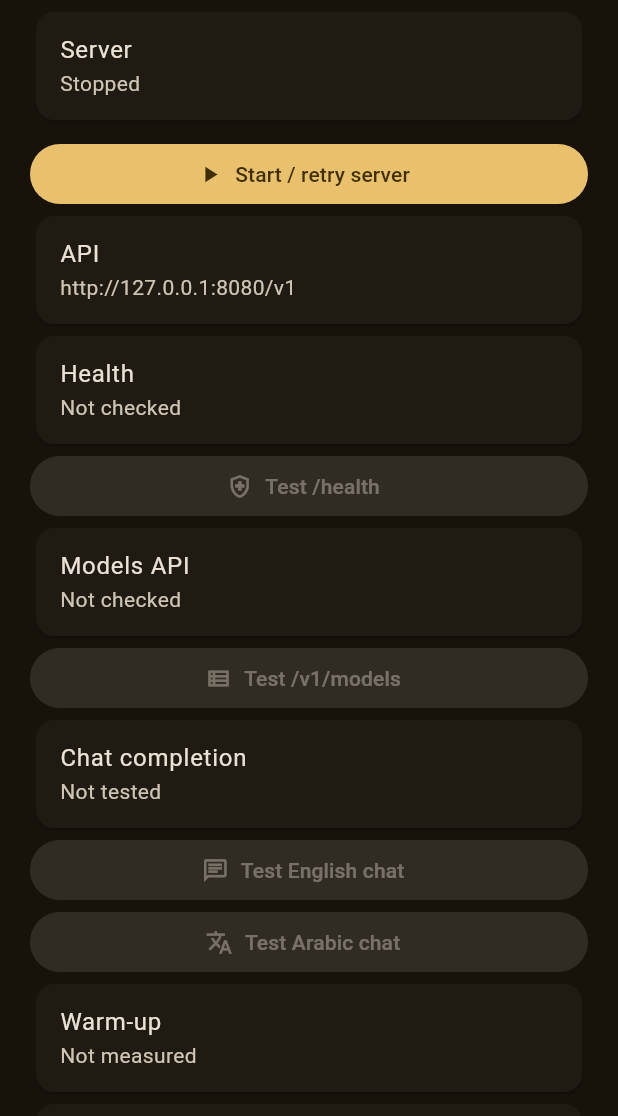
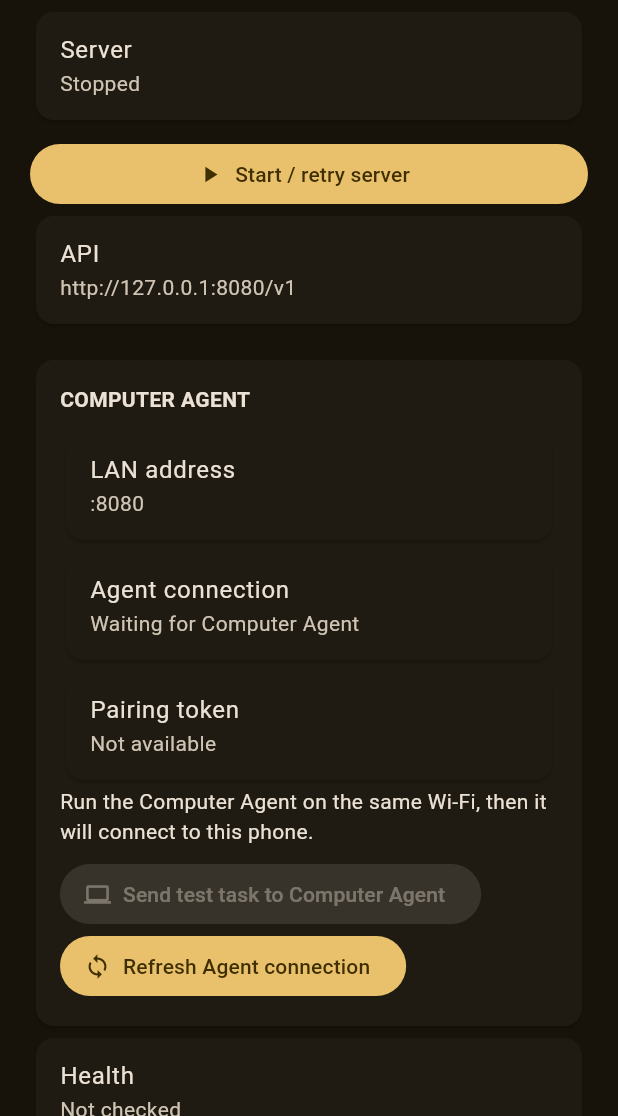
Before and after one commit to bdssmdkacem-dot/PocketAI-Server-, a Flutter app: the screen it shows after launch, scrolled down 576 dp, on a phone screen of 412 x 824 dp, the part 120-1236 px from its top. Run offline on Flutter 3.47's test engine with Material 3 defaults, Android fonts, the phone set to English and light mode, and no system bars.

Commit message:
feat(flutter): add LAN Computer Agent pairing and test task

```diff
--- a/lib/main.dart
+++ b/lib/main.dart
@@ -40,6 +40,9 @@ class _DashboardPageState extends State<DashboardPage> {
   String _device = '—';
   bool _serverRunning = false;
   String _serverAddress = '127.0.0.1:8080';
+  String _lanAddress = 'Not available';
+  String _agentToken = '';
+  String _agentCheck = 'Not connected';
   String _serverError = '';
   bool _serverActionBusy = false;
   String _apiCheck = 'Not checked';
@@ -174,6 +177,7 @@ class _DashboardPageState extends State<DashboardPage> {
         final request = await client.postUrl(Uri.parse('http://127.0.0.1:8080/v1/models/load'));
         final payload = jsonEncode({'model': name});
         request.headers.contentType = ContentType.json;
+      request.headers.set(HttpHeaders.authorizationHeader, 'Bearer $_agentToken');
         request.contentLength = utf8.encode(payload).length;
         request.write(payload);
         final response = await request.close().timeout(const Duration(minutes: 10));
@@ -312,6 +316,28 @@ class _DashboardPageState extends State<DashboardPage> {
     }
   }
 
+  Future<void> _queueComputerPing() async {
+    if (!_serverRunning || _agentToken.isEmpty) return;
+    final client = HttpClient();
+    try {
+      final request = await client.postUrl(Uri.parse('http://127.0.0.1:8080/v1/agent/tasks'));
+      final payload = jsonEncode({'action': 'ping', 'args': {'message': 'Hello from PocketAI phone'}});
+      request.headers.contentType = ContentType.json;
+      request.headers.set(HttpHeaders.authorizationHeader, 'Bearer $_agentToken');
+      request.contentLength = utf8.encode(payload).length;
+      request.write(payload);
+      final response = await request.close().timeout(const Duration(seconds: 5));
+      final body = await response.transform(utf8.decoder).join();
+      if (!mounted) return;
+      setState(() => _agentCheck = 'Ping task queued: HTTP ${response.statusCode} $body');
+    } catch (error) {
+      if (!mounted) return;
+      setState(() => _agentCheck = 'Agent task failed: $error');
+    } finally {
+      client.close(force: true);
+    }
+  }
+
   Future<void> _checkNativeEngine() async {
     try {
       final result = await _native.invokeMethod<Map<dynamic, dynamic>>('status');
@@ -326,7 +352,10 @@ class _DashboardPageState extends State<DashboardPage> {
         _runtime = result?['runtime']?.toString() ?? 'Unknown';
         _device = '${device?['manufacturer'] ?? ''} ${device?['model'] ?? ''} • Android API ${device?['androidApi'] ?? '?'} • ABI $abis • RAM $ramGb';
         _serverRunning = result?['serverRunning'] == true;
-        _serverAddress = '${result?['serverHost'] ?? '127.0.0.1'}:${result?['serverPort'] ?? 8080}';
+        _lanAddress = '${result?['lanAddress'] ?? ''}:${result?['serverPort'] ?? 8080}';
+        _serverAddress = _lanAddress.startsWith(':') ? '127.0.0.1:${result?['serverPort'] ?? 8080}' : _lanAddress;
+        _agentToken = result?['agentToken']?.toString() ?? _agentToken;
+        _agentCheck = result?['computerAgentConnected'] == true ? 'Computer Agent connected' : 'Waiting for Computer Agent';
         _serverError = result?['serverError']?.toString() ?? '';
         _modelName = result?['model']?.toString().isNotEmpty == true ? result!['model'].toString() : 'No model loaded';
       });
@@ -406,6 +435,35 @@ class _DashboardPageState extends State<DashboardPage> {
             ),
           ),
           InfoTile(title: 'API', value: 'http://$_serverAddress/v1'),
+          const SizedBox(height: 16),
+          Card(
+            child: Padding(
+              padding: const EdgeInsets.all(16),
+              child: Column(
+                crossAxisAlignment: CrossAxisAlignment.start,
+                children: [
+                  const Text('COMPUTER AGENT', style: TextStyle(fontWeight: FontWeight.bold)),
+                  const SizedBox(height: 8),
+                  InfoTile(title: 'LAN address', value: _lanAddress),
+                  InfoTile(title: 'Agent connection', value: _agentCheck),
+                  InfoTile(title: 'Pairing token', value: _agentToken.isEmpty ? 'Not available' : _agentToken),
+                  const Text('Run the Computer Agent on the same Wi-Fi, then it will connect to this phone.'),
+                  const SizedBox(height: 8),
+                  FilledButton.icon(
+                    onPressed: _serverRunning && _agentToken.isNotEmpty ? _queueComputerPing : null,
+                    icon: const Icon(Icons.computer),
+                    label: const Text('Send test task to Computer Agent'),
+                  ),
+                  FilledButton.icon(
+                    onPressed: _checkNativeEngine,
+                    icon: const Icon(Icons.sync),
+                    label: const Text('Refresh Agent connection'),
+                  ),
+                ],
+              ),
+            ),
+          ),
+
           InfoTile(title: 'Health', value: _apiCheck),
           FilledButton.icon(
             onPressed: _serverRunning ? _checkApi : null,
```
